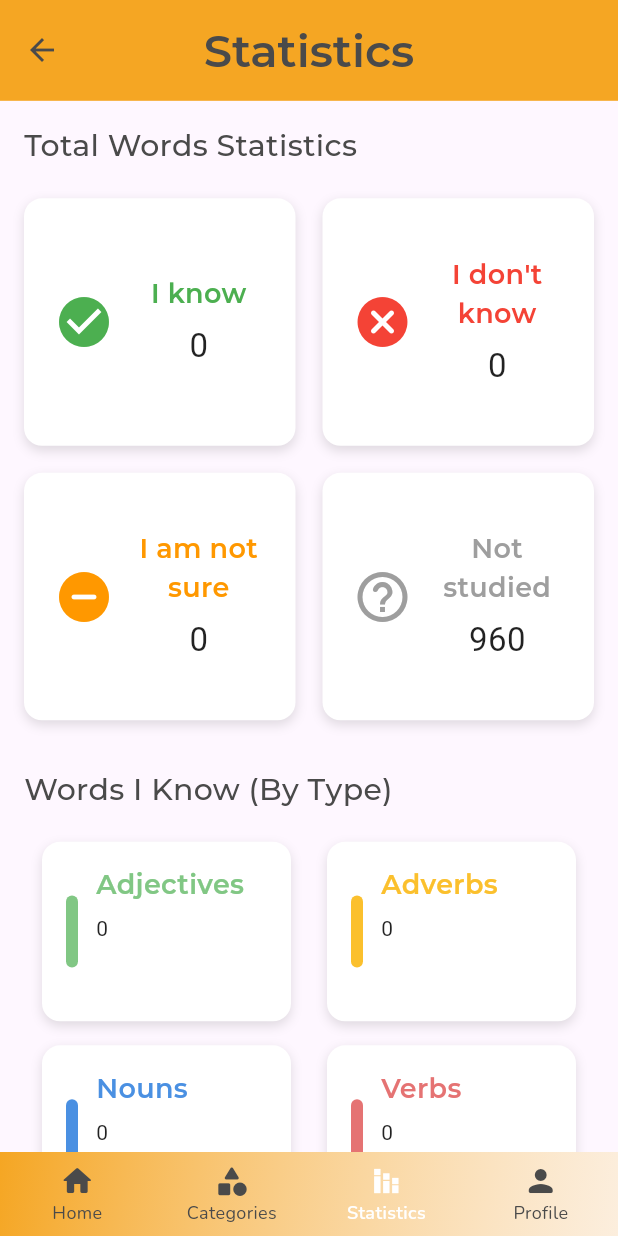
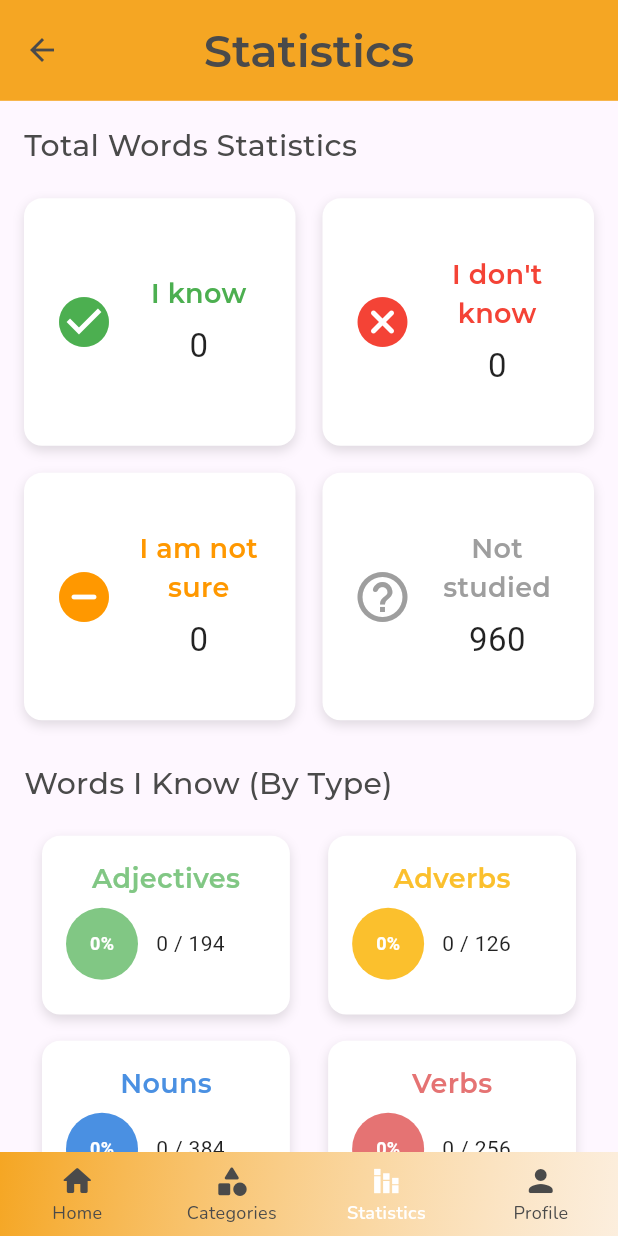
Before and after one commit to selinguz/prepWords, a Flutter app: the HomePage screen opened by its route, item 3 of the bottom bar chosen, on a phone screen of 412 x 824 dp. Run offline on Flutter 3.47's test engine with Material 3 defaults, Android fonts, the phone set to English and light mode, and no system bars; our stand-ins replace cloud_firestore, firebase_auth, firebase_core, shared_preferences; missing offline and left inert: flutter_flip_card; accounts and stored records are empty.

Commit message:
statistics sayfası ve ünite sayfaları düzenlendi, kilitli ünite açılma sorunu giderildi'

```diff
--- a/lib/pages/home_page.dart
+++ b/lib/pages/home_page.dart
@@ -326,7 +326,7 @@ class _HomePageState extends State<HomePage> {
                             builder: (_) => LevelsPage(
                               level: 1,
                               levelName: 'Beginner',
-                              unitCount: 10,
+                              unitCount: 6,
                             ),
                           ),
                         ).then((_) => _loadProgress());
--- a/lib/pages/statistics_content.dart
+++ b/lib/pages/statistics_content.dart
@@ -28,6 +28,13 @@ class _StatisticsContentState extends State<StatisticsContent> {
   int nouns = 0;
   int verbs = 0;
 
+  final Map<String, int> totalWordsByType = {
+    'adjectives': 194,
+    'adverbs': 126,
+    'nouns': 384,
+    'verbs': 256,
+  };
+
   @override
   void initState() {
     super.initState();
@@ -35,71 +42,69 @@ class _StatisticsContentState extends State<StatisticsContent> {
   }
 
   Future<void> _loadStatistics() async {
+    setState(() => isLoading = true);
+
     final prefs = await SharedPreferences.getInstance();
 
+    // 🔹 SharedPreferences'tan tüm kelime durumlarını tek seferde oku
+    final Map<String, String> statusMap = {};
+    for (var key in prefs.getKeys()) {
+      if (key.startsWith('word_status_')) {
+        statusMap[key.replaceFirst('word_status_', '')] =
+            prefs.getString(key) ?? '';
+      }
+    }
+
+    // 🔹 Firebase çağrılarını paralel çalıştır
+    List<Future<List<WordModel>>> futures = [];
+    for (int i = 1; i <= 48; i++) {
+      futures.add(firebaseService.fetchWordsByUnit(i));
+    }
+    final results = await Future.wait(futures);
+    final List<WordModel> allWords = results.expand((x) => x).toList();
+
+    // 🔹 WordModel'leri Map olarak tut, hızlı lookup için
+    final Map<String, WordModel> wordMap = {
+      for (var w in allWords) w.englishWord: w
+    };
+
+    // Sayaçlar
     int known = 0;
     int unknown = 0;
     int unsure = 0;
     int unmarked = 0;
 
-    // Kelime türleri
     int adj = 0;
     int adv = 0;
     int noun = 0;
     int verb = 0;
 
-    // 🔹 Firebase’den tüm kelimeleri al
-    List<WordModel> allWords = [];
-    for (int i = 1; i <= 48; i++) {
-      final words = await firebaseService.fetchWordsByUnit(i);
-      allWords.addAll(words);
-    }
-
-    // 🔹 Preferences'teki durumları kontrol et
-    for (var key in prefs.getKeys()) {
-      if (key.startsWith('word_status_')) {
-        final word = key.replaceFirst('word_status_', '');
-        final statusStr = prefs.getString(key);
-
-        // Bu kelime allWords içinde var mı?
-        final wordModel = allWords.firstWhere(
-          (w) => w.englishWord == word,
-          orElse: () => WordModel(
-            englishWord: word,
-            turkishMeaning: '',
-            wordType: '',
-            exampleSentence: '',
-            exampleTranslation: '',
-            unit: 0,
-          ),
-        );
+    // 🔹 Durumları hızlıca işle
+    statusMap.forEach((word, statusStr) {
+      final wordModel = wordMap[word];
 
       if (statusStr == WordStatus.known.toString()) {
         known++;
-
-          // Kelime tipine göre sayaç
-          final type = wordModel.wordType.toLowerCase().trim();
-          if (type.startsWith('adjective')) {
+        final type = wordModel?.wordType.toLowerCase().trim() ?? '';
+        if (type.startsWith('adjective'))
           adj++;
-          } else if (type.startsWith('adverb')) {
+        else if (type.startsWith('adverb'))
           adv++;
-          } else if (type.startsWith('noun')) {
+        else if (type.startsWith('noun'))
           noun++;
-          } else if (type.startsWith('verb')) {
-            verb++;
-          }
+        else if (type.startsWith('verb')) verb++;
       } else if (statusStr == WordStatus.unknown.toString()) {
         unknown++;
       } else if (statusStr == WordStatus.unsure.toString()) {
         unsure++;
       }
-      }
-    }
+    });
 
+    // 🔹 Toplam kelime sayısı
     int totalWords = 960;
     unmarked = totalWords - (known + unsure + unknown);
 
-    // Kullanıcıya göre gün sayısı
+    // 🔹 Gün sayısı ve günlük ortalama
     final user = FirebaseAuth.instance.currentUser;
     final creationTime = user?.metadata.creationTime ?? DateTime.now();
     final now = DateTime.now();
@@ -107,7 +112,7 @@ class _StatisticsContentState extends State<StatisticsContent> {
 
     dailyAverage = known / totalDays;
 
-    // State güncelle
+    // 🔹 State güncelle
     setState(() {
       wordStats = {
         'known': known,
@@ -183,7 +188,11 @@ class _StatisticsContentState extends State<StatisticsContent> {
     );
   }
 
-  Widget _buildTypeStatCard(String title, int value, Color color) {
+  Widget _buildTypeStatCard(
+      String title, int learnedCount, int totalCount, Color color) {
+    double percentage = totalCount > 0 ? (learnedCount / totalCount) * 100 : 0;
+    String percentageText = '${percentage.toStringAsFixed(0)}%';
+
     return Container(
       margin: const EdgeInsets.symmetric(vertical: 8, horizontal: 12),
       padding: const EdgeInsets.all(16),
@@ -198,50 +207,45 @@ class _StatisticsContentState extends State<StatisticsContent> {
           ),
         ],
       ),
-      child: Row(
+      child: Column(
+        children: [
+          Text(
+            title,
+            style: headingSmall.copyWith(
+                color: color, fontWeight: FontWeight.bold),
+          ),
+          const SizedBox(height: 6),
+          Row(
             crossAxisAlignment: CrossAxisAlignment.center,
             children: [
-          // 🔹 Sol renk şeridi
-          Container(
-            width: 8,
-            height: 48,
-            decoration: BoxDecoration(
-              color: color,
-              borderRadius: BorderRadius.circular(6),
+              // 🔹 Circle avatar yüzde için
+              CircleAvatar(
+                backgroundColor: color,
+                radius: 24, // daire boyutu
+                child: Text(
+                  percentageText,
+                  style: const TextStyle(
+                    color: Colors.white,
+                    fontSize: 12,
+                    fontWeight: FontWeight.bold,
+                  ),
                 ),
               ),
               const SizedBox(width: 12),
-
-          // 🔹 Başlık + Değer (responsive)
+              // 🔹 Başlık + Değerler
               Expanded(
                 child: Column(
                   crossAxisAlignment: CrossAxisAlignment.start,
                   children: [
-                Flexible(
-                  child: Text(
-                    title,
-                    style: headingSmall.copyWith(
-                        color: color, fontWeight: FontWeight.bold),
-                    overflow: TextOverflow.ellipsis,
-                    maxLines: 1,
-                    softWrap: false,
+                    Text(
+                      '$learnedCount / $totalCount',
+                      style:
+                          const TextStyle(fontSize: 14, color: Colors.black87),
                     ),
-                ),
-                const SizedBox(height: 6),
-                Flexible(
-                  child: Text(
-                    '$value',
-                    style: const TextStyle(
-                      fontSize: 14,
-                      color: Colors.black87,
-                    ),
-                    overflow: TextOverflow.ellipsis,
-                    maxLines: 1,
-                    softWrap: false,
+                  ],
                 ),
               ),
             ],
-            ),
           ),
         ],
       ),
@@ -332,21 +336,23 @@ class _StatisticsContentState extends State<StatisticsContent> {
               ],
             ),
 
-            const SizedBox(height: 24),
+            const SizedBox(height: 20),
 
             // 2. Kelime Türleri
             Text("Words I Know (By Type)", style: headingMedium),
             const SizedBox(height: 12),
             GridView.count(
+              crossAxisSpacing: 1.5,
+              mainAxisSpacing: 1.5,
               crossAxisCount: 2,
               shrinkWrap: true,
               physics: const NeverScrollableScrollPhysics(),
               childAspectRatio: 1.4,
               children: [
-                _buildTypeStatCard("Adjectives", adjectives, adjsFront),
-                _buildTypeStatCard("Adverbs", adverbs, advsFront),
-                _buildTypeStatCard("Nouns", nouns, nounsFront),
-                _buildTypeStatCard("Verbs", verbs, verbsFront),
+                _buildTypeStatCard("Adjectives", adjectives, 194, adjsFront),
+                _buildTypeStatCard("Adverbs", adverbs, 126, advsFront),
+                _buildTypeStatCard("Nouns", nouns, 384, nounsFront),
+                _buildTypeStatCard("Verbs", verbs, 256, verbsFront),
               ],
             ),
 
```
Also changed, not shown: lib/pages/levels_page.dart (+31 -10 lines), lib/pages/words_page.dart (+25 -31 lines), 4 other files. Lines whose indentation alone changed are shown as unchanged.
